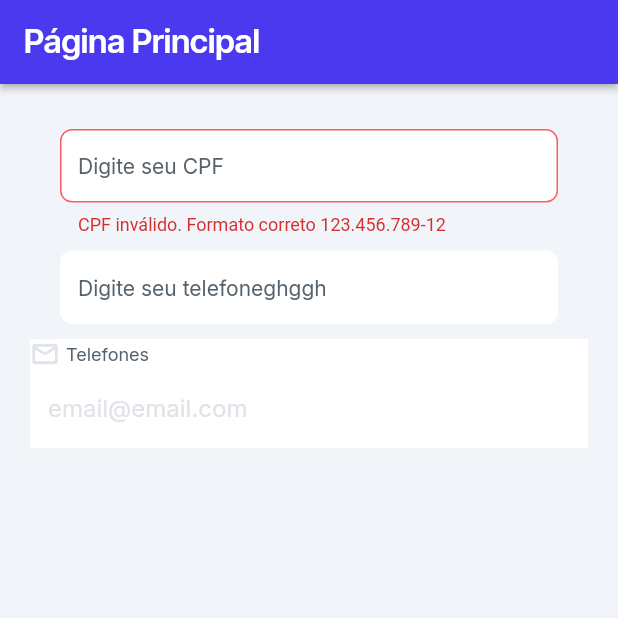
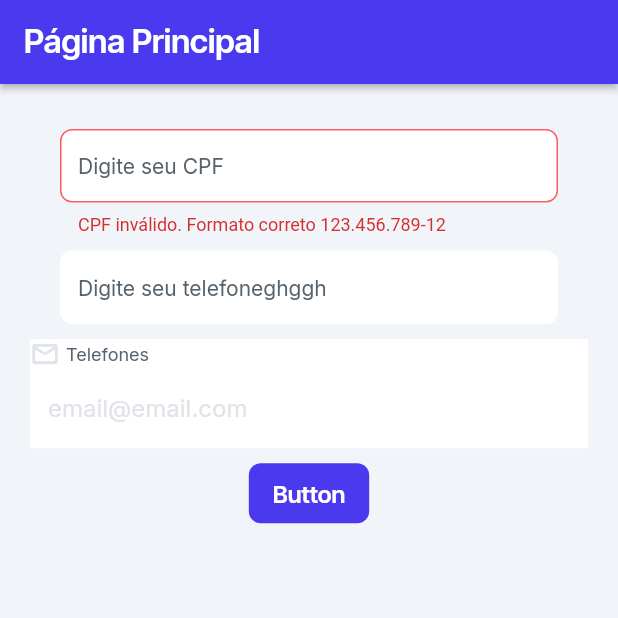
Before and after one commit to IvanildoCandido/github_tasks, a Flutter app: the screen it shows after launch, on a phone screen of 412 x 824 dp, the top half of it. Run offline on Flutter 3.47's test engine with Material 3 defaults, Android fonts, the light colour scheme and no system bars; drawn by our look-alikes of auto_size_text; our stand-ins replace font_awesome_flutter, from_css_color, go_router, google_fonts, page_transition, timeago; missing offline and left inert: json_path.

Commit message:
Updating to latest FlutterFlow output.

```diff
--- a/lib/pages/home_page/home_page_widget.dart
+++ b/lib/pages/home_page/home_page_widget.dart
@@ -1,6 +1,8 @@
 import '/components/edt_default_widget.dart';
 import '/flutter_flow/flutter_flow_theme.dart';
 import '/flutter_flow/flutter_flow_util.dart';
+import '/flutter_flow/flutter_flow_widgets.dart';
+import '/flutter_flow/custom_functions.dart' as functions;
 import 'package:flutter/material.dart';
 import 'home_page_model.dart';
 export 'home_page_model.dart';
@@ -232,6 +234,55 @@ class _HomePageWidgetState extends State<HomePageWidget> {
                     label: 'Telefones',
                   ),
                 ),
+                FFButtonWidget(
+                  onPressed: () async {
+                    if (functions.validaCPF(_model.edtCPFTextController.text) ==
+                        'Invalid CPF') {
+                      ScaffoldMessenger.of(context).showSnackBar(
+                        SnackBar(
+                          content: Text(
+                            'Cpf Inválido',
+                            style: TextStyle(
+                              color: FlutterFlowTheme.of(context).primaryText,
+                            ),
+                          ),
+                          duration: const Duration(milliseconds: 4000),
+                          backgroundColor: FlutterFlowTheme.of(context).error,
+                        ),
+                      );
+                    } else {
+                      ScaffoldMessenger.of(context).showSnackBar(
+                        SnackBar(
+                          content: Text(
+                            'Cpf Válido',
+                            style: TextStyle(
+                              color: FlutterFlowTheme.of(context).primaryText,
+                            ),
+                          ),
+                          duration: const Duration(milliseconds: 4000),
+                          backgroundColor:
+                              FlutterFlowTheme.of(context).secondary,
+                        ),
+                      );
+                    }
+                  },
+                  text: 'Button',
+                  options: FFButtonOptions(
+                    height: 40.0,
+                    padding:
+                        const EdgeInsetsDirectional.fromSTEB(16.0, 0.0, 16.0, 0.0),
+                    iconPadding:
+                        const EdgeInsetsDirectional.fromSTEB(0.0, 0.0, 0.0, 0.0),
+                    color: FlutterFlowTheme.of(context).primary,
+                    textStyle: FlutterFlowTheme.of(context).titleSmall.override(
+                          fontFamily: 'Inter Tight',
+                          color: Colors.white,
+                          letterSpacing: 0.0,
+                        ),
+                    elevation: 0.0,
+                    borderRadius: BorderRadius.circular(8.0),
+                  ),
+                ),
               ].divide(const SizedBox(height: 10.0)),
             ),
           ),
```
